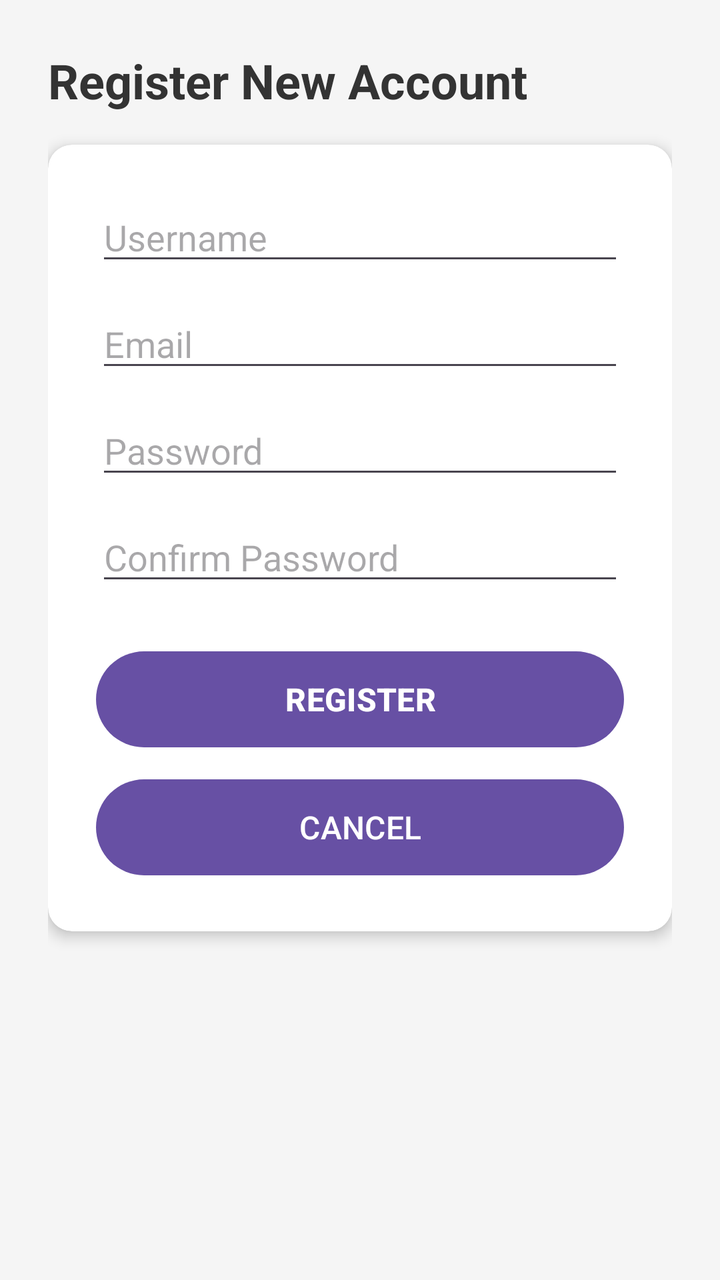
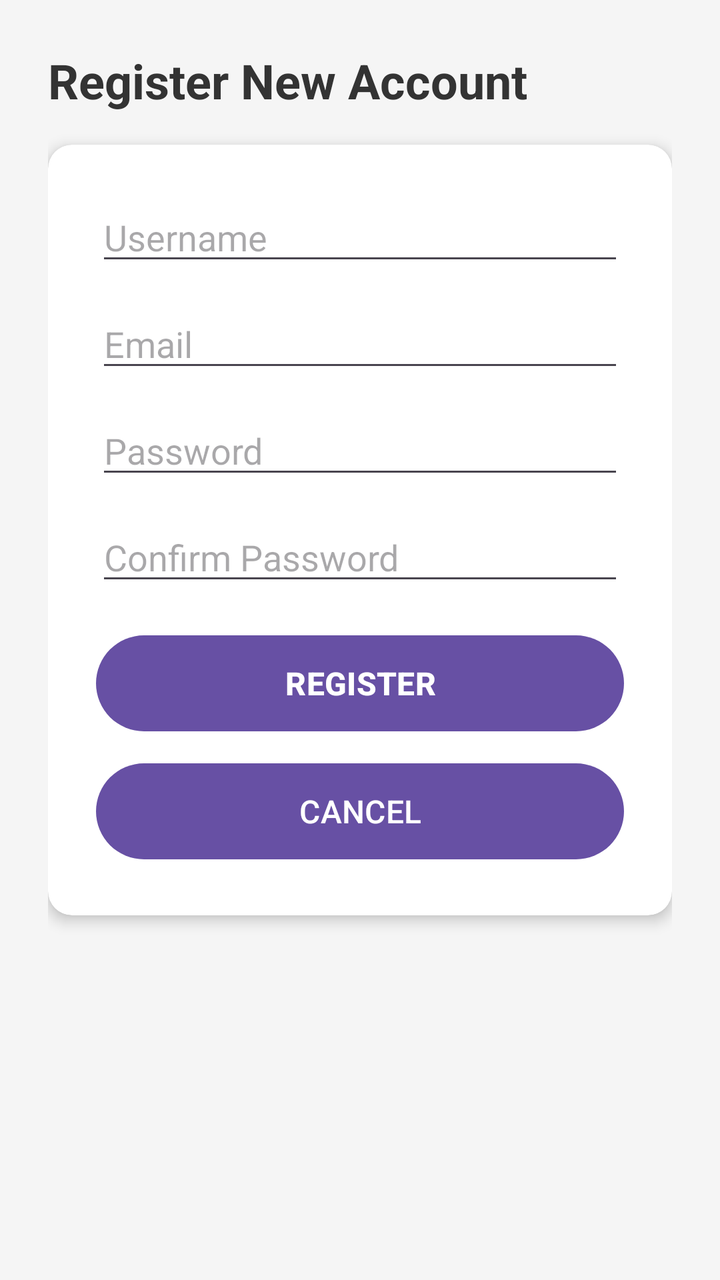

An Android layout rendered at two revisions. The XML below is the earlier revision; the diff shows what the commit changed to produce the second picture.
<!-- AndroidManifest.xml: application theme Theme.FacilityBooking -->
<!-- res/layout/activity_register.xml -->
<?xml version="1.0" encoding="utf-8"?>
<ScrollView xmlns:android="http://schemas.android.com/apk/res/android"
    xmlns:app="http://schemas.android.com/apk/res-auto"
    xmlns:tools="http://schemas.android.com/tools"
    android:layout_width="match_parent"
    android:layout_height="match_parent"
    android:background="#F5F5F5"
    android:fillViewport="true"
    tools:context=".RegisterActivity">

    <LinearLayout
        android:layout_width="match_parent"
        android:layout_height="wrap_content"
        android:orientation="vertical"
        android:padding="24dp">

        <TextView
            android:layout_width="wrap_content"
            android:layout_height="wrap_content"
            android:text="Register New Account"
            android:textSize="24sp"
            android:textStyle="bold"
            android:textColor="#333333"
            android:layout_marginBottom="16dp" />

        <androidx.cardview.widget.CardView
            android:layout_width="match_parent"
            android:layout_height="wrap_content"
            app:cardCornerRadius="12dp"
            app:cardElevation="4dp">

            <LinearLayout
                android:layout_width="match_parent"
                android:layout_height="wrap_content"
                android:orientation="vertical"
                android:padding="24dp">

                <EditText
                    android:id="@+id/edtUsername"
                    android:layout_width="match_parent"
                    android:layout_height="wrap_content"
                    android:hint="Username"
                    android:inputType="textPersonName"
                    android:layout_marginBottom="12dp" />

                <EditText
                    android:id="@+id/edtEmail"
                    android:layout_width="match_parent"
                    android:layout_height="wrap_content"
                    android:hint="Email"
                    android:inputType="textEmailAddress"
                    android:layout_marginBottom="12dp" />

                <EditText
                    android:id="@+id/edtPassword"
                    android:layout_width="match_parent"
                    android:layout_height="wrap_content"
                    android:hint="Password"
                    android:inputType="textPassword"
                    android:layout_marginBottom="12dp" />

                <EditText
                    android:id="@+id/edtConfirmPassword"
                    android:layout_width="match_parent"
                    android:layout_height="wrap_content"
                    android:hint="Confirm Password"
                    android:inputType="textPassword"
                    android:layout_marginBottom="24dp" />

                <Button
                    android:id="@+id/btnRegister"
                    android:layout_width="match_parent"
                    android:layout_height="56dp"
                    android:text="REGISTER"
                    android:textSize="16sp"
                    android:textStyle="bold" />

                <Button
                    android:id="@+id/btnCancel"
                    android:layout_width="match_parent"
                    android:layout_height="56dp"
                    android:text="CANCEL"
                    android:textSize="16sp"
                    android:layout_marginTop="8dp" />

            </LinearLayout>

        </androidx.cardview.widget.CardView>

    </LinearLayout>

</ScrollView>
<!-- resources referenced by this layout -->
<resources>
  <style name="Theme.FacilityBooking" parent="Base.Theme.FacilityBooking" />
  <style name="Base.Theme.FacilityBooking" parent="Theme.Material3.DayNight.NoActionBar">
          
          
      </style>
</resources>

<!-- the commit's change to res/layout/activity_register.xml (unified diff, before → after) -->
@@ -65,7 +65,16 @@
                     android:layout_height="wrap_content"
                     android:hint="Confirm Password"
                     android:inputType="textPassword"
-                    android:layout_marginBottom="24dp" />
+                    android:layout_marginBottom="16dp" />
+
+                
+                <ProgressBar
+                    android:id="@+id/progressBar"
+                    android:layout_width="wrap_content"
+                    android:layout_height="wrap_content"
+                    android:layout_gravity="center"
+                    android:visibility="gone"
+                    android:layout_marginBottom="16dp" />
 
                 <Button
                     android:id="@+id/btnRegister"
